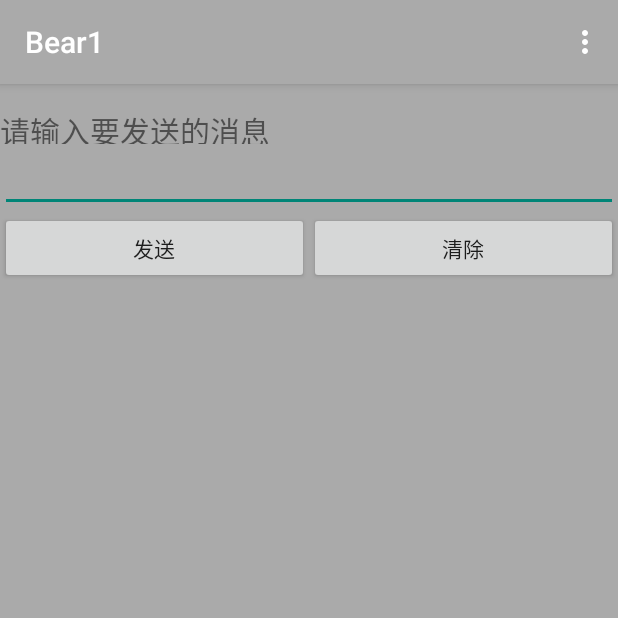
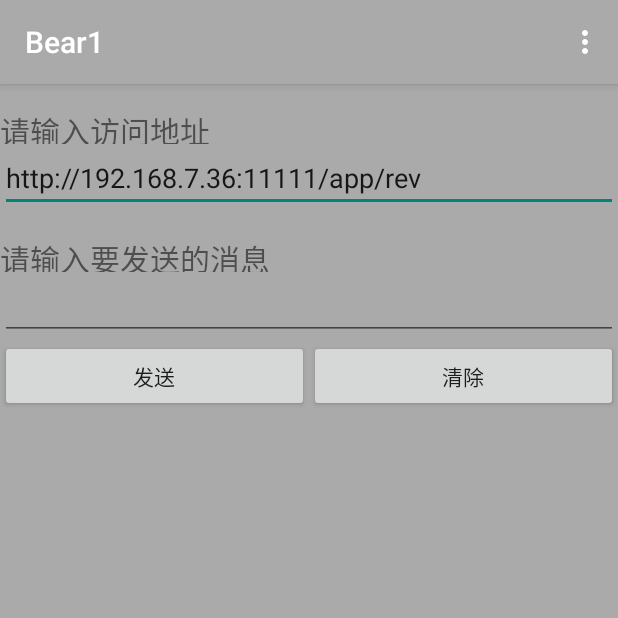
Before and after one commit to frifine5/Bear1, an Android app: the Send1Activity screen opened directly, with no data from a screen before it, after a tap on "发送", on a phone screen of 412 x 824 dp, the top half of it. Run offline under Robolectric (Android 15) with nearby library versions, the phone set to English and light mode, and no system bars.

Commit message:
输入网址

```diff
--- a/app/src/main/java/com/cy/bear1/Send1Activity.java
+++ b/app/src/main/java/com/cy/bear1/Send1Activity.java
@@ -26,6 +26,7 @@ public class Send1Activity extends AppCompatActivity {
     private Button btn_send;// 解密按钮
     private Button btnCln;// 清除按钮
     private EditText etCtx;// 原文（in）
+    private EditText etUrl;// 网址（in）
     private TextView result;// 计算结果（out）
 
     Handler h = null;
@@ -37,6 +38,7 @@ public class Send1Activity extends AppCompatActivity {
 
         // 获得指定参数或对象
         etCtx = (EditText) findViewById(R.id.ctx);
+        etUrl = (EditText)findViewById(R.id.url);
         btn_send = (Button) findViewById(R.id.btn_send);
         btnCln = (Button) findViewById(R.id.btn_clean);
         result = (TextView) findViewById(R.id.result);
@@ -57,11 +59,12 @@ public class Send1Activity extends AppCompatActivity {
     public void send(View v) {
         Log.i("bus", ">>>>发送消息");
         String setCtx = etCtx.getText().toString();
+        String url = etUrl.getText().toString();
         result.setText("");// 清空历史显示数据
         Log.i("bus", String.format(">>>>准备发送的数据是:\t%s", setCtx));
 
         DemoHttpAsynTask task = new DemoHttpAsynTask();
-        task.execute(setCtx);
+        task.execute(url, setCtx);
 
     }
 
@@ -86,11 +89,12 @@ public class Send1Activity extends AppCompatActivity {
 
         @Override
         protected String doInBackground(String[] params) {
-            String msg =  params[0];
+            String url = params[0];
+            String msg =  params[1];
             Log.i("bus", String.format(">>>>in asynTask-msg:\t%s", msg));
             List<NameValuePair> reqList = new ArrayList<>();
             reqList.add(new BasicNameValuePair("msg", msg));
-            String url = "http://192.168.7.145:11111/app/rev";
+//            String url = "http://192.168.7.145:11111/app/rev";
             String result = "";
 
             result = HttpUtils.httpSendAndReceive(reqList, url);
--- a/app/src/main/res/layout/msg_send1.xml
+++ b/app/src/main/res/layout/msg_send1.xml
@@ -6,6 +6,24 @@
     tools:context=".Send1Activity"
 
     >
+
+    <TextView
+        android:layout_width="match_parent"
+        android:layout_height="wrap_content"
+        android:height="24dp"
+        android:text="请输入访问地址"
+        android:textSize="20dp"
+        android:layout_marginTop="16dp"
+        android:lineSpacingExtra="2dp"
+        android:gravity="start"
+        />
+    <EditText
+        android:layout_width="fill_parent"
+        android:layout_height="wrap_content"
+        android:minHeight="22dp"
+        android:id="@+id/url"
+        android:text="http://192.168.7.36:11111/app/rev"
+        />
 
     <TextView
         android:layout_width="match_parent"
@@ -23,7 +41,6 @@
         android:minHeight="22dp"
         android:id="@+id/ctx"
         />
-
     <LinearLayout
         android:layout_width="fill_parent"
         android:layout_height="wrap_content"
```
